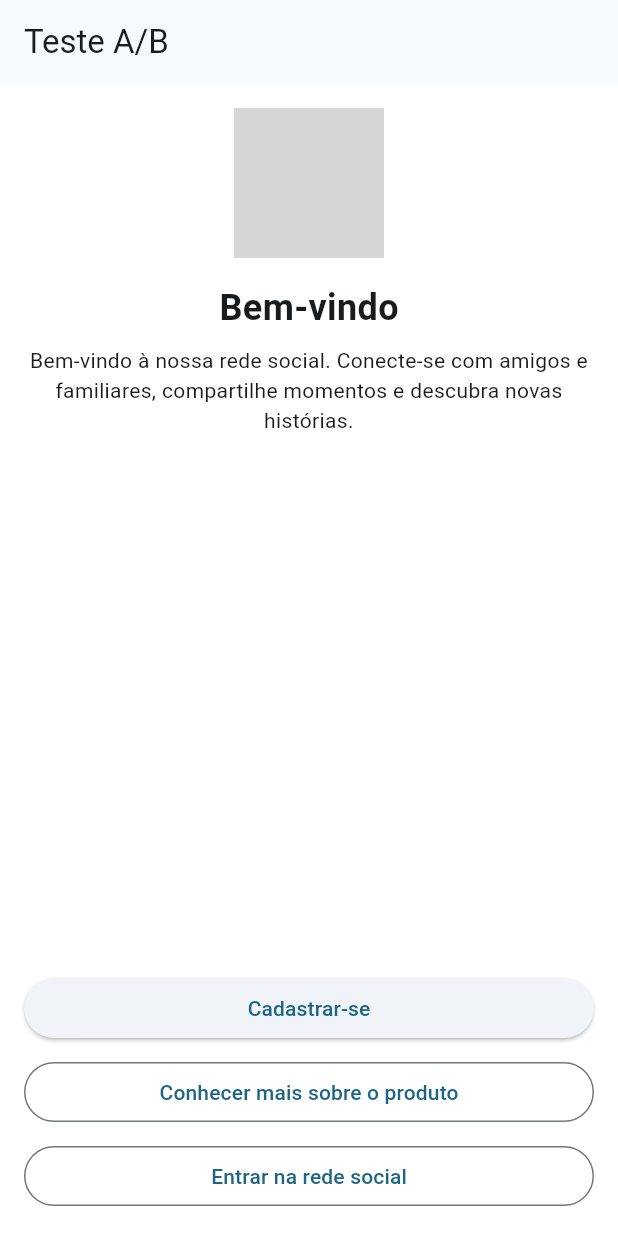
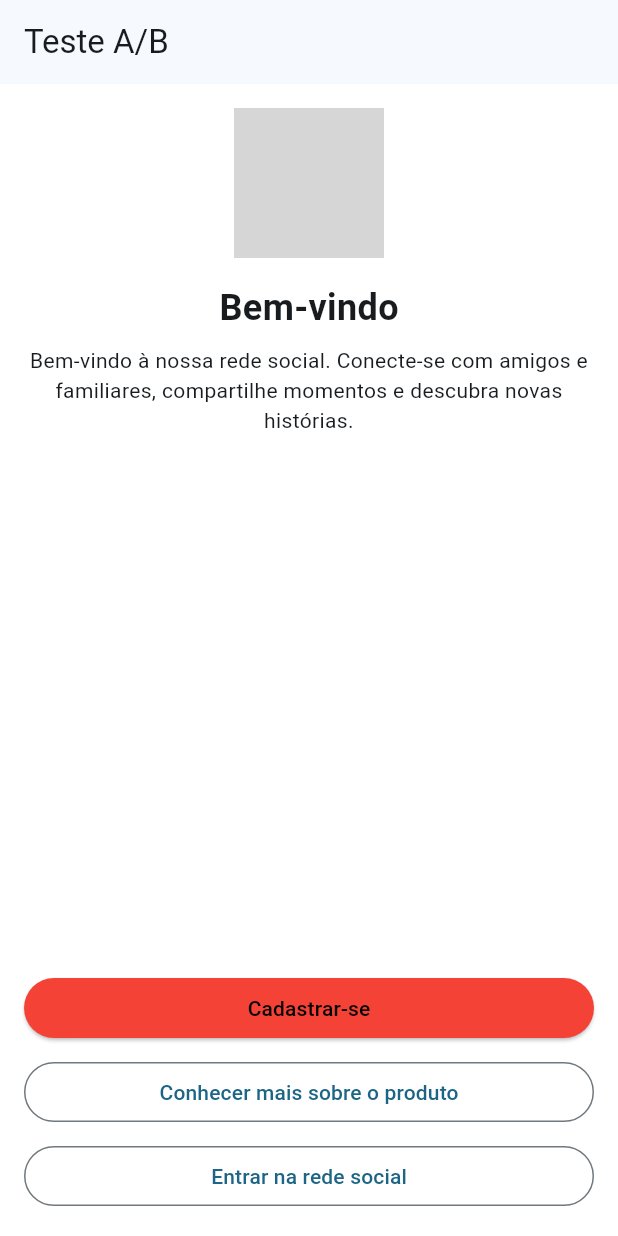
Before and after one commit to TiagoDanin/Firebase_Test_AB, a Flutter app: the screen it shows after launch, on a phone screen of 412 x 824 dp. Run offline on Flutter 3.47's test engine with Material 3 defaults, Android fonts, the phone set to English and light mode, and no system bars; our stand-ins replace firebase_analytics, firebase_core, firebase_remote_config; accounts and stored records are empty; network calls fail; grey boxes are pictures that could not be loaded.

Commit message:
feat: integrate firebase remote config and analytics
Integrated Firebase Remote Config to control the button type (outlined or elevated) and color.
Added Firebase Analytics to track
 sign-up events (cancelled or done).
Set default values for button color and type in Remote Config.
Updated the UI to reflect changes based on Remote Config values.

```diff
--- a/lib/test_ab.dart
+++ b/lib/test_ab.dart
@@ -1,7 +1,69 @@
+import 'package:firebase_analytics/firebase_analytics.dart';
+import 'package:firebase_remote_config/firebase_remote_config.dart';
 import 'package:flutter/material.dart';
+import 'package:uuid/uuid.dart';
 
 class ABTestPage extends StatelessWidget {
   const ABTestPage({super.key});
+
+  Color getButtonColor(String buttonColorName) {
+    switch (buttonColorName) {
+      case 'VERMELHO':
+        return Colors.red;
+      case 'AZUL':
+        return Colors.blue;
+      case 'AMARELO':
+        return Colors.yellow;
+      case 'VERDE':
+        return Colors.green;
+      default:
+        return Colors.white;
+    }
+  }
+
+  Widget getSignUpButton(BuildContext context) {
+    final String buttonType =
+        FirebaseRemoteConfig.instance.getString('TIPO_DO_BOTAO');
+    final String buttonColorName =
+        FirebaseRemoteConfig.instance.getString('COR_DO_BOTAO');
+    final Color buttonColor = getButtonColor(buttonColorName);
+
+    print('Button type: $buttonType - $buttonColorName');
+
+    FirebaseRemoteConfig.instance.fetchAndActivate();
+    FirebaseAnalytics.instance.setUserId(id: const Uuid().v4());
+
+    if (buttonType == 'OUTLINED') {
+      return OutlinedButton(
+        onPressed: () {
+          showSignUpDialog(context);
+        },
+        style: OutlinedButton.styleFrom(
+          side: BorderSide(
+            width: 3.0,
+            color: buttonColor,
+          ),
+        ),
+        child: const Text(
+          'Cadastrar-se',
+          style: TextStyle(color: Colors.black),
+        ),
+      );
+    } else {
+      return ElevatedButton(
+        onPressed: () {
+          showSignUpDialog(context);
+        },
+        style: ElevatedButton.styleFrom(
+          backgroundColor: buttonColor,
+        ),
+        child: const Text(
+          'Cadastrar-se',
+          style: TextStyle(color: Colors.black),
+        ),
+      );
+    }
+  }
 
   void showUnderConstructionDialog(BuildContext context) {
     showDialog(
@@ -47,12 +109,14 @@ class ABTestPage extends StatelessWidget {
             TextButton(
               onPressed: () {
                 Navigator.of(context).pop();
+                FirebaseAnalytics.instance.logEvent(name: 'sign_up_cancelled');
               },
               child: const Text('Cancelar'),
             ),
             TextButton(
               onPressed: () {
                 Navigator.of(context).pop();
+                FirebaseAnalytics.instance.logEvent(name: 'sign_up_done');
               },
               child: const Text('Enviar'),
             ),
@@ -75,7 +139,8 @@ class ABTestPage extends StatelessWidget {
           children: <Widget>[
             const CircleAvatar(
               radius: 50,
-              backgroundImage: NetworkImage('https://i.pravatar.cc/150'),
+              backgroundImage:
+                  NetworkImage('https://avatar.iran.liara.run/public'),
             ),
             const SizedBox(height: 16),
             const Text(
@@ -90,12 +155,7 @@ class ABTestPage extends StatelessWidget {
             const Spacer(),
             SizedBox(
               width: double.infinity,
-              child: ElevatedButton(
-                onPressed: () {
-                  showSignUpDialog(context);
-                },
-                child: const Text('Cadastrar-se'),
-              ),
+              child: getSignUpButton(context),
             ),
             const SizedBox(height: 8),
             SizedBox(
--- a/pubspec.yaml
+++ b/pubspec.yaml
@@ -11,6 +11,10 @@ dependencies:
     sdk: flutter
 
   cupertino_icons: ^1.0.6
+  firebase_core: ^3.8.1
+  firebase_remote_config: ^5.2.0
+  firebase_analytics: ^11.3.6
+  uuid: ^4.5.1
 
 dev_dependencies:
   flutter_test:
```
Also changed, not shown: lib/main.dart (+24 -1 lines), firebase.json (added), lib/firebase_options.dart (added), pubspec.lock, 3 other files.
